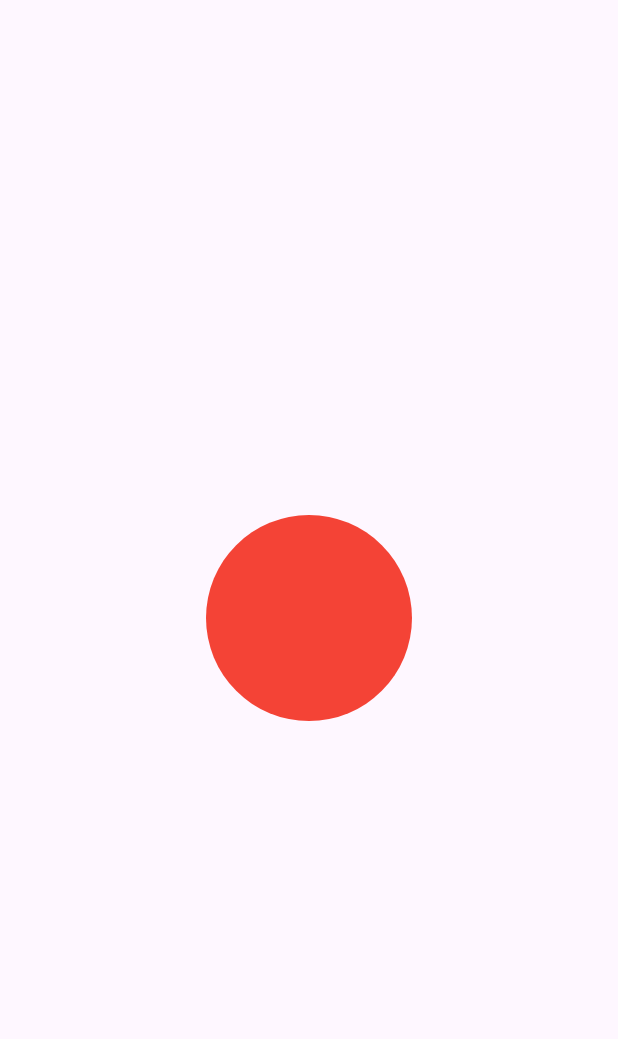
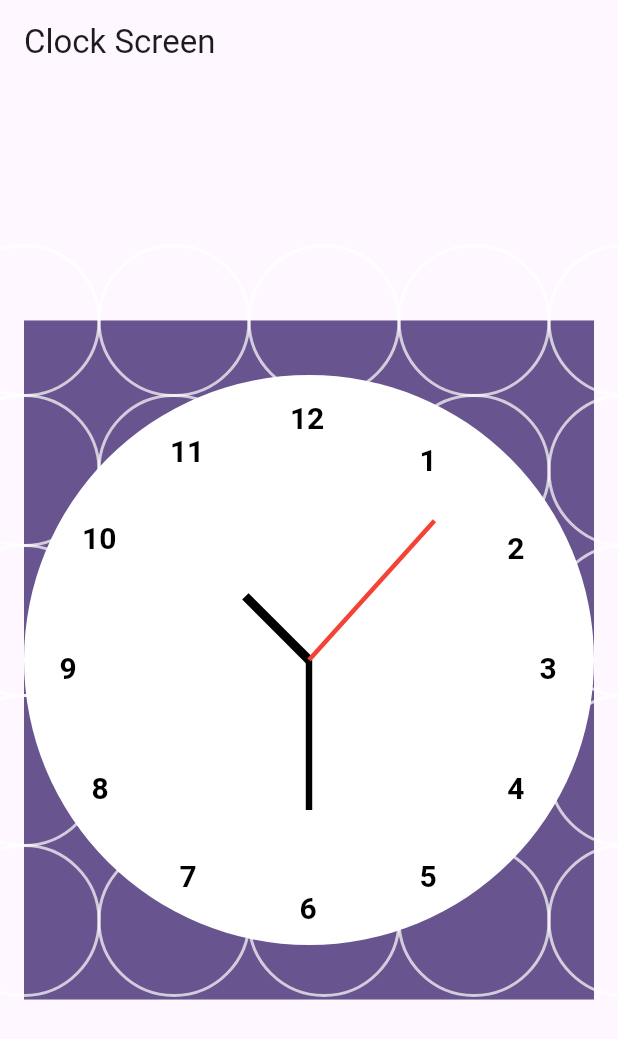
Before and after one commit to Mohitkoley/analog_watch, a Flutter app: the screen it shows after launch, on a phone screen of 412 x 824 dp. Shown: the top 1039 px of the screen. Run offline on Flutter 3.47's test engine with Material 3 defaults, Android fonts, the light colour scheme and no system bars.

Commit message:
made a simple analog clock

```diff
--- a/lib/main.dart
+++ b/lib/main.dart
@@ -1,4 +1,4 @@
-import 'package:analog_watch/screens/my_custom_home.dart';
+import 'package:analog_watch/screens/clock_screen.dart';
 import 'package:flutter/material.dart';
 
 void main() {
@@ -16,7 +16,7 @@ class MyApp extends StatelessWidget {
       theme: ThemeData(
         colorScheme: ColorScheme.fromSeed(seedColor: Colors.deepPurple),
       ),
-      home: const MyCustomHomeScreen(),
+      home: const ClockScreen(),
     );
   }
 }
--- /dev/null
+++ b/lib/screens/clock_screen.dart
@@ -0,0 +1,51 @@
+import 'dart:async';
+
+import 'package:analog_watch/customPaints/clock_painter.dart';
+import 'package:analog_watch/utils.dart';
+import 'package:flutter/material.dart';
+
+class ClockScreen extends StatefulWidget {
+  const ClockScreen({super.key});
+
+  @override
+  State<ClockScreen> createState() => _ClockScreenState();
+}
+
+class _ClockScreenState extends State<ClockScreen> {
+  Timer? _timer;
+
+  @override
+  void initState() {
+    // TODO: implement initState
+    super.initState();
+    _timer = Timer.periodic(const Duration(seconds: 1), (timer) {
+      setState(() {});
+    });
+  }
+
+  @override
+  void dispose() {
+    // TODO: implement dispose
+    super.dispose();
+    _timer?.cancel();
+  }
+
+  @override
+  Widget build(BuildContext context) {
+    return Scaffold(
+        appBar: AppBar(title: const Text('Clock Screen')),
+        body: Container(
+          alignment: Alignment.center,
+          child: Container(
+            height: context.height / 1.7,
+            width: context.width,
+            padding: const EdgeInsets.all(16),
+            child: CustomPaint(
+              painter: ClockPainter(
+                color: Theme.of(context).colorScheme.primary,
+              ),
+            ),
+          ),
+        ));
+  }
+}
--- a/lib/screens/my_custom_home.dart
+++ /dev/null
@@ -1,27 +0,0 @@
-import 'package:analog_watch/customPaints/analog_watch_painter.dart';
-import 'package:analog_watch/utils.dart';
-import 'package:flutter/material.dart';
-
-class MyCustomHomeScreen extends StatefulWidget {
-  const MyCustomHomeScreen({super.key});
-
-  @override
-  State<MyCustomHomeScreen> createState() => _MyCustomHomeScreenState();
-}
-
-class _MyCustomHomeScreenState extends State<MyCustomHomeScreen> {
-  @override
-  Widget build(BuildContext context) {
-    return Scaffold(
-        body: Container(
-      alignment: Alignment.center,
-      child: SizedBox(
-        height: context.height / 3,
-        width: context.width / 3,
-        child: CustomPaint(
-          painter: AnalogWatchPainter(),
-        ),
-      ),
-    ));
-  }
-}
```
Also changed, not shown: lib/customPaints/analog_watch_painter.dart (deleted, +0 -21 lines), lib/customPaints/clock_painter.dart (added, +160 -0 lines), lib/screens/paint_clock.dart (added, +19 -0 lines).
